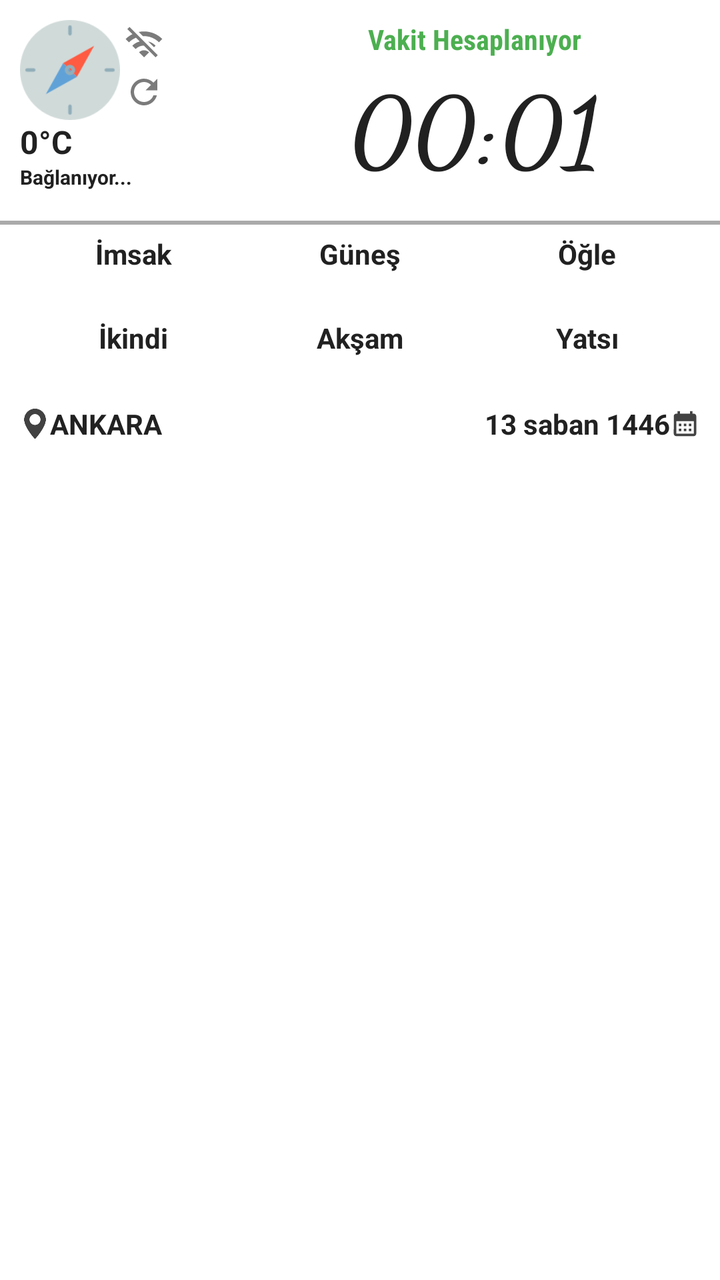
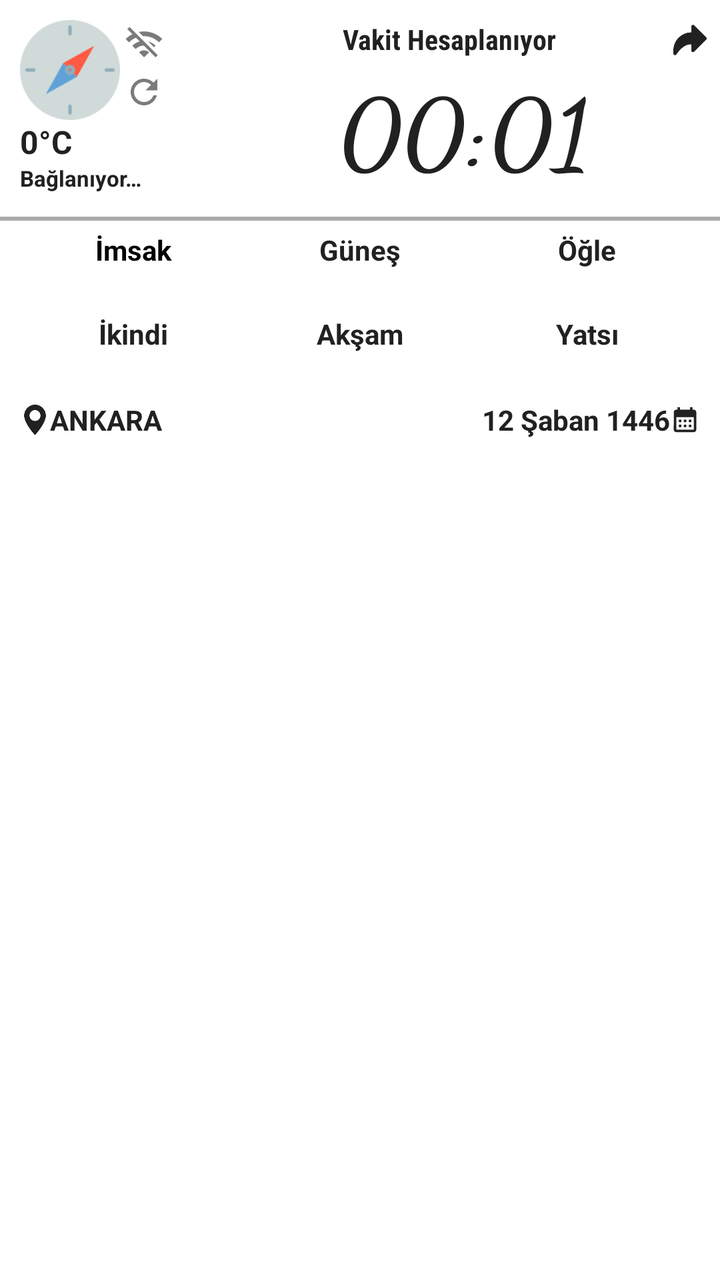

Before-and-after screenshots of an Android layout around one commit, followed by the original layout XML and the change that was made.
<!-- AndroidManifest.xml: application theme Theme.Yolcu -->
<!-- res/layout/prayer_times_widget.xml -->
<?xml version="1.0" encoding="utf-8"?>
<LinearLayout xmlns:android="http://schemas.android.com/apk/res/android"
    xmlns:tools="http://schemas.android.com/tools"
    android:id="@+id/widget_layout"
    android:layout_width="match_parent"
    android:layout_height="wrap_content"
    android:background="@drawable/widget_background"
    android:orientation="vertical">

    <LinearLayout
        android:id="@+id/next_prayer_container"
        android:layout_width="match_parent"
        android:layout_height="wrap_content"
        android:baselineAligned="false"
        android:orientation="horizontal">

        <LinearLayout
            android:layout_width="wrap_content"
            android:layout_height="wrap_content"
            android:layout_marginStart="10dp"
            android:layout_marginTop="10dp"
            android:layout_marginEnd="30dp"
            android:gravity="start"
            android:orientation="vertical">

            <LinearLayout
                android:layout_width="wrap_content"
                android:layout_height="wrap_content"
                android:orientation="horizontal">

                <ImageView
                    android:id="@+id/weather_icon"
                    android:layout_width="50dp"
                    android:layout_height="50dp"
                    android:layout_gravity="start"
                    android:contentDescription="@string/app_logo_description"
                    android:src="@drawable/weather_temp" />

                <LinearLayout
                    android:layout_width="wrap_content"
                    android:layout_height="wrap_content"
                    android:orientation="vertical">

                    <ImageView
                        android:id="@+id/weather_wifi_icon"
                        android:layout_width="20dp"
                        android:layout_height="20dp"
                        android:layout_gravity="start"
                        android:layout_margin="2dp"
                        android:contentDescription="@string/app_logo_description"
                        android:src="@drawable/baseline_wifi_off_24"
                        android:visibility="visible" />

                    <ImageButton
                        android:id="@+id/weather_refresh_icon"
                        android:layout_width="20dp"
                        android:layout_height="20dp"
                        android:layout_gravity="start"
                        android:layout_margin="2dp"
                        android:background="@drawable/baseline_refresh_24_gray"
                        android:contentDescription="@string/app_logo_description"
                        android:visibility="visible" />
                </LinearLayout>
            </LinearLayout>

            <TextView
                android:id="@+id/weather_temp"
                android:layout_width="wrap_content"
                android:layout_height="wrap_content"
                android:text="@string/tempatura_default"
                android:textColor="@color/widget_text_color"
                android:textSize="16sp"
                android:textStyle="bold" />

            <TextView
                android:id="@+id/weather_desc"
                android:layout_width="wrap_content"
                android:layout_height="wrap_content"
                android:gravity="center"
                android:text="Bağlanıyor..."
                android:textColor="@color/widget_text_color"
                android:textSize="10sp"
                android:textStyle="bold" />
        </LinearLayout>

        <LinearLayout
            android:layout_width="0dp"
            android:layout_height="wrap_content"
            android:layout_marginTop="10dp"
            android:layout_weight="1"
            android:gravity="center"
            android:orientation="vertical">

            <TextView
                android:id="@+id/widget_next_prayer_label"
                android:layout_width="match_parent"
                android:layout_height="wrap_content"
                android:fontFamily="sans-serif-condensed"
                android:gravity="center"
                android:text="@string/testYazisiVakit"
                android:textColor="@color/widget_highlight_color"
                android:textSize="14sp"
                android:textStyle="bold" />

            <TextView
                android:id="@+id/widget_next_prayer_time"
                android:layout_width="match_parent"
                android:layout_height="wrap_content"
                android:fontFamily="cursive"
                android:gravity="center"
                android:maxLines="1"
                android:text="@string/default_time_clock"
                android:textColor="@color/widget_text_color"
                android:textSize="48sp"
                android:textStyle="bold" />


        </LinearLayout>


    </LinearLayout>

    <LinearLayout
        android:id="@+id/horizantal_line"
        android:layout_width="match_parent"
        android:layout_height="wrap_content"
        android:layout_marginTop="15dp"
        android:baselineAligned="false"
        android:orientation="horizontal">

        <TextView
            android:layout_width="match_parent"
            android:layout_height="2dp"
            android:background="@android:color/darker_gray"
            android:text="" />
    </LinearLayout>

    <GridLayout
        android:id="@+id/gridLayout"
        android:layout_width="match_parent"
        android:layout_height="wrap_content"
        android:columnCount="3"
        android:padding="3dp"
        android:paddingStart="10dp"
        android:paddingEnd="10dp"
        android:rowCount="2">

        
        <LinearLayout
            android:id="@+id/panelImsak"
            android:layout_width="0dp"
            android:layout_height="wrap_content"
            android:layout_columnWeight="1"
            android:orientation="vertical"
            android:padding="2dp">

            <TextView
                android:id="@+id/widget_imsak"
                android:layout_width="match_parent"
                android:layout_height="wrap_content"
                android:gravity="center"
                android:text="@string/imsak"
                android:textColor="@color/widget_text_color"
                android:textSize="14sp"
                android:textStyle="bold" />

            <TextView
                android:id="@+id/widget_imsak_time"
                android:layout_width="match_parent"
                android:layout_height="wrap_content"
                android:gravity="center"
                android:textColor="@color/widget_text_color"
                android:textSize="14sp"
                android:textStyle="bold" />
        </LinearLayout>

        
        <LinearLayout
            android:id="@+id/panelGunes"
            android:layout_width="0dp"
            android:layout_height="wrap_content"
            android:layout_columnWeight="1"
            android:orientation="vertical"
            android:padding="2dp">

            <TextView
                android:id="@+id/widget_gunes"
                android:layout_width="match_parent"
                android:layout_height="wrap_content"
                android:gravity="center"
                android:text="@string/gunes"
                android:textColor="@color/widget_text_color"
                android:textSize="14sp"
                android:textStyle="bold" />

            <TextView
                android:id="@+id/widget_gunes_time"
                android:layout_width="match_parent"
                android:layout_height="wrap_content"
                android:gravity="center"
                android:textColor="@color/widget_text_color"
                android:textSize="14sp"
                android:textStyle="bold" />
        </LinearLayout>

        
        <LinearLayout
            android:id="@+id/panelOgle"
            android:layout_width="0dp"
            android:layout_height="wrap_content"
            android:layout_columnWeight="1"
            android:orientation="vertical"
            android:padding="2dp">

            <TextView
                android:id="@+id/widget_ogle"
                android:layout_width="match_parent"
                android:layout_height="wrap_content"
                android:gravity="center"
                android:text="@string/ogle"
                android:textColor="@color/widget_text_color"
                android:textSize="14sp"
                android:textStyle="bold" />

            <TextView
                android:id="@+id/widget_ogle_time"
                android:layout_width="match_parent"
                android:layout_height="wrap_content"
                android:gravity="center"
                android:textColor="@color/widget_text_color"
                android:textSize="14sp"
                android:textStyle="bold" />
        </LinearLayout>

        
        <LinearLayout
            android:id="@+id/panelIkindi"
            android:layout_width="0dp"
            android:layout_height="wrap_content"
            android:layout_columnWeight="1"
            android:orientation="vertical"
            android:padding="2dp">

            <TextView
                android:id="@+id/widget_ikindi"
                android:layout_width="match_parent"
                android:layout_height="wrap_content"
                android:gravity="center"
                android:text="@string/ikindi"
                android:textColor="@color/widget_text_color"
                android:textSize="14sp"
                android:textStyle="bold" />

            <TextView
                android:id="@+id/widget_ikindi_time"
                android:layout_width="match_parent"
                android:layout_height="wrap_content"
                android:gravity="center"
                android:textColor="@color/widget_text_color"
                android:textSize="14sp"
                android:textStyle="bold" />
        </LinearLayout>

        
        <LinearLayout
            android:id="@+id/panelAksam"
            android:layout_width="0dp"
            android:layout_height="wrap_content"
            android:layout_columnWeight="1"
            android:orientation="vertical"
            android:padding="2dp">

            <TextView
                android:id="@+id/widget_aksam"
                android:layout_width="match_parent"
                android:layout_height="wrap_content"
                android:gravity="center"
                android:text="@string/aksam"
                android:textColor="@color/widget_text_color"
                android:textSize="14sp"
                android:textStyle="bold" />

            <TextView
                android:id="@+id/widget_aksam_time"
                android:layout_width="match_parent"
                android:layout_height="wrap_content"
                android:gravity="center"
                android:textColor="@color/widget_text_color"
                android:textSize="14sp"
                android:textStyle="bold" />
        </LinearLayout>

        
        <LinearLayout
            android:id="@+id/panelYatsi"
            android:layout_width="0dp"
            android:layout_height="wrap_content"
            android:layout_columnWeight="1"
            android:orientation="vertical"
            android:padding="2dp">

            <TextView
                android:id="@+id/widget_yatsi"
                android:layout_width="match_parent"
                android:layout_height="wrap_content"
                android:gravity="center"
                android:text="@string/yatsi"
                android:textColor="@color/widget_text_color"
                android:textSize="14sp"
                android:textStyle="bold" />

            <TextView
                android:id="@+id/widget_yatsi_time"
                android:layout_width="match_parent"
                android:layout_height="wrap_content"
                android:gravity="center"
                android:textColor="@color/widget_text_color"
                android:textSize="14sp"
                android:textStyle="bold" />
        </LinearLayout>

    </GridLayout>

    <LinearLayout
        android:layout_width="match_parent"
        android:layout_height="wrap_content"
        android:layout_marginStart="10dp"
        android:layout_marginEnd="10dp"
        android:layout_marginBottom="5dp"
        android:gravity="center"
        android:orientation="horizontal">

        <ImageView
            android:id="@+id/location_icon"
            android:layout_width="15dp"
            android:layout_height="15dp"
            android:gravity="center"
            android:src="@drawable/appbar_location"
            android:tint="@color/icon_color"
            tools:ignore="ContentDescription,UseAppTint" />

        <TextView
            android:id="@+id/widget_city_name"
            android:layout_width="wrap_content"
            android:layout_height="wrap_content"
            android:layout_weight="1"
            android:gravity="start"
            android:text="ANKARA"
            android:textColor="@color/widget_text_color"
            android:textSize="14sp"
            android:textStyle="bold" />

        <TextView
            android:id="@+id/widget_hijri_date"
            android:layout_width="wrap_content"
            android:layout_height="wrap_content"
            android:layout_weight="1"
            android:gravity="end"
            android:text="13 saban 1446"
            android:textColor="@color/widget_text_color"
            android:textSize="14sp"
            android:textStyle="bold" />

        <ImageView
            android:id="@+id/date_icon"
            android:layout_width="15dp"
            android:layout_height="15dp"
            android:gravity="center"
            android:tint="@color/icon_color"
            android:src="@drawable/baseline_calendar_month_24"
            tools:ignore="ContentDescription,UseAppTint" />
    </LinearLayout>


</LinearLayout>
<!-- resources referenced by this layout -->
<resources>
  <color name="icon_color">#424242</color>
  <color name="widget_highlight_color">#4CAF50</color>
  <color name="widget_text_color">#212121</color>
  <!-- drawable appbar_location: png bitmap (drawable, 2026 bytes) -->
  <!-- drawable baseline_calendar_month_24 (drawable) -->
  <vector xmlns:android="http://schemas.android.com/apk/res/android" android:height="24dp" android:tint="#7B7B7B" android:viewportHeight="24" android:viewportWidth="24" android:width="24dp">
        
      <path android:fillColor="@android:color/white" android:pathData="M19,4h-1V2h-2v2H8V2H6v2H5C3.89,4 3.01,4.9 3.01,6L3,20c0,1.1 0.89,2 2,2h14c1.1,0 2,-0.9 2,-2V6C21,4.9 20.1,4 19,4zM19,20H5V10h14V20zM9,14H7v-2h2V14zM13,14h-2v-2h2V14zM17,14h-2v-2h2V14zM9,18H7v-2h2V18zM13,18h-2v-2h2V18zM17,18h-2v-2h2V18z"/>
      
  </vector>
  <!-- drawable baseline_refresh_24_gray (drawable) -->
  <vector xmlns:android="http://schemas.android.com/apk/res/android" android:height="24dp" android:tint="#7B7B7B" android:viewportHeight="24" android:viewportWidth="24" android:width="24dp">
        
      <path android:fillColor="@android:color/white" android:pathData="M17.65,6.35C16.2,4.9 14.21,4 12,4c-4.42,0 -7.99,3.58 -7.99,8s3.57,8 7.99,8c3.73,0 6.84,-2.55 7.73,-6h-2.08c-0.82,2.33 -3.04,4 -5.65,4 -3.31,0 -6,-2.69 -6,-6s2.69,-6 6,-6c1.66,0 3.14,0.69 4.22,1.78L13,11h7V4l-2.35,2.35z"/>
      
  </vector>
  <!-- drawable baseline_wifi_off_24 (drawable) -->
  <vector xmlns:android="http://schemas.android.com/apk/res/android" android:height="24dp" android:tint="#7B7B7B" android:viewportHeight="24" android:viewportWidth="24" android:width="24dp">
        
      <path android:fillColor="@android:color/white" android:pathData="M22.99,9C19.15,5.16 13.8,3.76 8.84,4.78l2.52,2.52c3.47,-0.17 6.99,1.05 9.63,3.7l2,-2zM18.99,13c-1.29,-1.29 -2.84,-2.13 -4.49,-2.56l3.53,3.53 0.96,-0.97zM2,3.05L5.07,6.1C3.6,6.82 2.22,7.78 1,9l1.99,2c1.24,-1.24 2.67,-2.16 4.2,-2.77l2.24,2.24C7.81,10.89 6.27,11.73 5,13v0.01L6.99,15c1.36,-1.36 3.14,-2.04 4.92,-2.06L18.98,20l1.27,-1.26L3.29,1.79 2,3.05zM9,17l3,3 3,-3c-1.65,-1.66 -4.34,-1.66 -6,0z"/>
      
  </vector>
  <!-- drawable weather_temp: png bitmap (drawable, 4334 bytes) -->
  <!-- drawable widget_background (drawable) -->
  <?xml version="1.0" encoding="utf-8"?>
  <shape xmlns:android="http://schemas.android.com/apk/res/android">
      <solid android:color="@color/widget_background" />
      <corners android:radius="16dp" />
  
  
  </shape>
  <string name="aksam">Akşam</string>
  <string name="app_logo_description" translatable="false">widget logo</string>
  <string name="default_time_clock">00:01</string>
  <string name="gunes">Güneş</string>
  <string name="ikindi">İkindi</string>
  <string name="imsak">İmsak</string>
  <string name="ogle">Öğle</string>
  <string name="tempatura_default" translatable="false">0°C</string>
  <string name="testYazisiVakit">Vakit Hesaplanıyor</string>
  <string name="yatsi">Yatsı</string>
  <style name="Theme.Yolcu" parent="Theme.MaterialComponents.DayNight.DarkActionBar">
          
          <item name="colorPrimary">#9CCC65</item>
          <item name="colorPrimaryVariant">#43A047</item>
          <item name="colorOnPrimary">@color/white</item>
          
          <item name="colorSecondary">#9CCC65</item>
          <item name="colorSecondaryVariant">@color/teal_700</item>
          <item name="colorOnSecondary">@color/white</item>
          
          <item name="android:statusBarColor">?attr/colorPrimaryVariant</item>
          
          <item name="actionMenuTextColor">@color/white</item>
          <item name="android:actionMenuTextColor">@color/white</item>
          <item name="android:textColor">@color/black</item>
      </style>
  <color name="widget_background">#80FFFFFF</color>
  <color name="white">#FFFFFFFF</color>
  <color name="teal_700">#FF018786</color>
  <color name="black">#FF000000</color>
</resources>

<!-- the commit's change to res/layout/prayer_times_widget.xml (unified diff, before → after) -->
@@ -77,9 +77,9 @@
                 android:layout_width="wrap_content"
                 android:layout_height="wrap_content"
                 android:gravity="center"
-                android:text="Bağlanıyor..."
-                android:textColor="@color/widget_text_color"
-                android:textSize="10sp"
+                android:text="@string/baglaniyor_etiket"
+                android:textColor="@color/widget_text_color"
+                android:textSize="11sp"
                 android:textStyle="bold" />
         </LinearLayout>
 
@@ -91,16 +91,36 @@
             android:gravity="center"
             android:orientation="vertical">
 
-            <TextView
-                android:id="@+id/widget_next_prayer_label"
-                android:layout_width="match_parent"
-                android:layout_height="wrap_content"
-                android:fontFamily="sans-serif-condensed"
-                android:gravity="center"
-                android:text="@string/testYazisiVakit"
-                android:textColor="@color/widget_highlight_color"
-                android:textSize="14sp"
-                android:textStyle="bold" />
+            <LinearLayout
+                android:layout_width="match_parent"
+                android:layout_height="wrap_content"
+                android:orientation="horizontal"
+                tools:ignore="UseCompoundDrawables">
+
+                <TextView
+                    android:id="@+id/widget_next_prayer_label"
+                    android:layout_width="0dp"
+                    android:layout_height="wrap_content"
+                    android:fontFamily="sans-serif-condensed"
+                    android:gravity="center"
+                    android:layout_weight="1"
+                    android:text="@string/testYazisiVakit"
+                    android:textColor="@color/widget_text_color"
+                    android:textSize="14sp"
+                    android:textStyle="bold" />
+
+                <ImageView
+                    android:id="@+id/go_app"
+                    android:layout_width="20dp"
+                    android:layout_height="20dp"
+                    android:layout_gravity="end"
+                    android:src="@drawable/forward"
+                    android:layout_marginEnd="5dp"
+                    android:contentDescription="@string/app_logo_description"
+                    android:visibility="visible"
+                    android:tint="@color/widget_icon_color"
+                    tools:ignore="UseAppTint" />
+            </LinearLayout>
 
             <TextView
                 android:id="@+id/widget_next_prayer_time"
@@ -110,8 +130,12 @@
                 android:gravity="center"
                 android:maxLines="1"
                 android:text="@string/default_time_clock"
+                android:layout_marginEnd="5dp"
                 android:textColor="@color/widget_text_color"
                 android:textSize="48sp"
+                android:autoSizeTextType="uniform"
+                android:autoSizeMaxTextSize="48sp"
+                android:autoSizeMinTextSize="38sp"
                 android:textStyle="bold" />
 
 
@@ -124,7 +148,7 @@
         android:id="@+id/horizantal_line"
         android:layout_width="match_parent"
         android:layout_height="wrap_content"
-        android:layout_marginTop="15dp"
+        android:layout_marginTop="12dp"
         android:baselineAligned="false"
         android:orientation="horizontal">
 
@@ -160,7 +184,6 @@
                 android:layout_height="wrap_content"
                 android:gravity="center"
                 android:text="@string/imsak"
-                android:textColor="@color/widget_text_color"
                 android:textSize="14sp"
                 android:textStyle="bold" />
 
@@ -169,7 +192,6 @@
                 android:layout_width="match_parent"
                 android:layout_height="wrap_content"
                 android:gravity="center"
-                android:textColor="@color/widget_text_color"
                 android:textSize="14sp"
                 android:textStyle="bold" />
         </LinearLayout>
@@ -336,7 +358,7 @@
             android:layout_height="15dp"
             android:gravity="center"
             android:src="@drawable/appbar_location"
-            android:tint="@color/icon_color"
+            android:tint="@color/widget_icon_color"
             tools:ignore="ContentDescription,UseAppTint" />
 
         <TextView
@@ -345,7 +367,7 @@
             android:layout_height="wrap_content"
             android:layout_weight="1"
             android:gravity="start"
-            android:text="ANKARA"
+            android:text="@string/wdiget_test_city"
             android:textColor="@color/widget_text_color"
             android:textSize="14sp"
             android:textStyle="bold" />
@@ -356,7 +378,7 @@
             android:layout_height="wrap_content"
             android:layout_weight="1"
             android:gravity="end"
-            android:text="13 saban 1446"
+            android:text="@string/testTarihi"
             android:textColor="@color/widget_text_color"
             android:textSize="14sp"
             android:textStyle="bold" />
@@ -366,7 +388,7 @@
             android:layout_width="15dp"
             android:layout_height="15dp"
             android:gravity="center"
-            android:tint="@color/icon_color"
+            android:tint="@color/widget_icon_color"
             android:src="@drawable/baseline_calendar_month_24"
             tools:ignore="ContentDescription,UseAppTint" />
     </LinearLayout>
<!-- resource entries referenced after the edit -->
@@ -1,7 +1,6 @@
 <!-- resources referenced by this layout -->
 <resources>
-  <color name="icon_color">#424242</color>
-  <color name="widget_highlight_color">#4CAF50</color>
+  <color name="widget_icon_color">#212121</color>
   <color name="widget_text_color">#212121</color>
   <!-- drawable appbar_location: png bitmap (drawable, 2026 bytes) -->
   <!-- drawable baseline_calendar_month_24 (drawable) -->
@@ -22,24 +21,26 @@
       <path android:fillColor="@android:color/white" android:pathData="M22.99,9C19.15,5.16 13.8,3.76 8.84,4.78l2.52,2.52c3.47,-0.17 6.99,1.05 9.63,3.7l2,-2zM18.99,13c-1.29,-1.29 -2.84,-2.13 -4.49,-2.56l3.53,3.53 0.96,-0.97zM2,3.05L5.07,6.1C3.6,6.82 2.22,7.78 1,9l1.99,2c1.24,-1.24 2.67,-2.16 4.2,-2.77l2.24,2.24C7.81,10.89 6.27,11.73 5,13v0.01L6.99,15c1.36,-1.36 3.14,-2.04 4.92,-2.06L18.98,20l1.27,-1.26L3.29,1.79 2,3.05zM9,17l3,3 3,-3c-1.65,-1.66 -4.34,-1.66 -6,0z"/>
       
   </vector>
+  <!-- drawable forward: png bitmap (drawable, 1583 bytes) -->
   <!-- drawable weather_temp: png bitmap (drawable, 4334 bytes) -->
   <!-- drawable widget_background (drawable) -->
   <?xml version="1.0" encoding="utf-8"?>
   <shape xmlns:android="http://schemas.android.com/apk/res/android">
       <solid android:color="@color/widget_background" />
       <corners android:radius="16dp" />
-  
-  
   </shape>
   <string name="aksam">Akşam</string>
   <string name="app_logo_description" translatable="false">widget logo</string>
+  <string name="baglaniyor_etiket">Bağlanıyor…</string>
   <string name="default_time_clock">00:01</string>
   <string name="gunes">Güneş</string>
   <string name="ikindi">İkindi</string>
   <string name="imsak">İmsak</string>
   <string name="ogle">Öğle</string>
   <string name="tempatura_default" translatable="false">0°C</string>
+  <string name="testTarihi">12 Şaban 1446</string>
   <string name="testYazisiVakit">Vakit Hesaplanıyor</string>
+  <string name="wdiget_test_city">ANKARA</string>
   <string name="yatsi">Yatsı</string>
   <style name="Theme.Yolcu" parent="Theme.MaterialComponents.DayNight.DarkActionBar">
           
